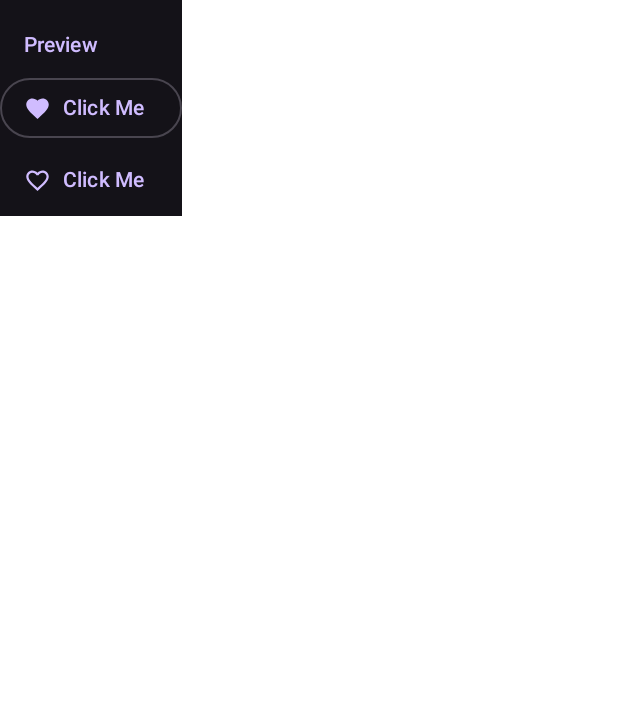
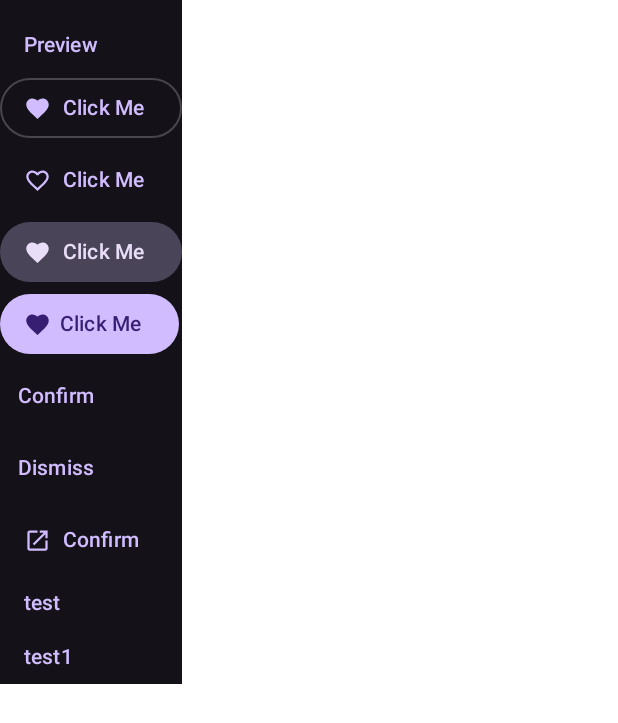
Before and after one commit to nikhilmenghani/NikGapps, an Android app built with Jetpack Compose: the @Preview function Preview, on a phone screen of 412 x 824 dp. Shown: the top 723 px of the screen. Run offline under Robolectric (Android 15) with nearby library versions, the phone set to English and light mode, and no system bars.

Commit message:
Add more buttons and update preference item preview

```diff
--- a/app/src/main/java/com/nikgapps/ui/components/Buttons.kt
+++ b/app/src/main/java/com/nikgapps/ui/components/Buttons.kt
@@ -1,25 +1,29 @@
 package com.nikgapps.ui.components
 
-import androidx.compose.foundation.layout.Column
-import androidx.compose.foundation.layout.Row
-import androidx.compose.foundation.layout.Spacer
-import androidx.compose.foundation.layout.height
+import androidx.compose.foundation.BorderStroke
+import androidx.compose.foundation.ExperimentalFoundationApi
+import androidx.compose.foundation.combinedClickable
+import androidx.compose.foundation.layout.*
 import androidx.compose.runtime.Composable
 import androidx.compose.ui.Modifier
 import androidx.compose.ui.graphics.Color
 import androidx.compose.ui.graphics.vector.ImageVector
-import androidx.compose.foundation.layout.size
-import androidx.compose.foundation.layout.padding
 import androidx.compose.material.icons.Icons
+import androidx.compose.material.icons.automirrored.outlined.OpenInNew
 import androidx.compose.material.icons.filled.Favorite
 import androidx.compose.material.icons.filled.FavoriteBorder
-import androidx.compose.material.icons.outlined.Update
-import androidx.compose.material.icons.outlined.Upload
+import androidx.compose.material.icons.outlined.OpenInNew
 import androidx.compose.material3.*
+import androidx.compose.runtime.CompositionLocalProvider
 import androidx.compose.ui.Alignment
+import androidx.compose.ui.draw.clip
+import androidx.compose.ui.graphics.Shape
+import androidx.compose.ui.platform.LocalUriHandler
+import androidx.compose.ui.res.stringResource
 import androidx.compose.ui.tooling.preview.Preview
 import androidx.compose.ui.unit.dp
 import com.nikgapps.ui.theme.NikGappsThemePreview
+import com.nikgapps.R
 
 @Composable
 fun OutlinedButtonWithIcon(
@@ -79,6 +83,137 @@ fun TextButtonWithIcon(
 }
 
 @Composable
+fun FilledTonalButtonWithIcon(
+    modifier: Modifier = Modifier,
+    onClick: () -> Unit,
+    icon: ImageVector,
+    text: String,
+    colors: ButtonColors = ButtonDefaults.filledTonalButtonColors(),
+) {
+    FilledTonalButton(
+        modifier = modifier,
+        onClick = onClick,
+        contentPadding = ButtonDefaults.ButtonWithIconContentPadding,
+        colors = colors
+    )
+    {
+        Icon(
+            modifier = Modifier.size(18.dp),
+            imageVector = icon,
+            contentDescription = null
+        )
+        Text(
+            modifier = Modifier.padding(start = 8.dp),
+            text = text
+        )
+    }
+}
+
+@Composable
+fun FilledButtonWithIcon(
+    modifier: Modifier = Modifier,
+    icon: ImageVector,
+    text: String,
+    enabled: Boolean = true,
+    onClick: () -> Unit,
+) {
+    Button(
+        modifier = modifier,
+        onClick = onClick,
+        contentPadding = ButtonDefaults.ButtonWithIconContentPadding,
+        enabled = enabled
+    )
+    {
+        Icon(
+            modifier = Modifier.size(18.dp),
+            imageVector = icon,
+            contentDescription = null
+        )
+        Text(
+            modifier = Modifier.padding(start = 6.dp),
+            text = text
+        )
+    }
+}
+
+@Composable
+fun ConfirmButton(
+    text: String = stringResource(R.string.confirm),
+    enabled: Boolean = true,
+    onClick: () -> Unit
+) {
+    TextButton(onClick = onClick, enabled = enabled) {
+        Text(text)
+    }
+}
+
+@Composable
+fun DismissButton(text: String = stringResource(R.string.dismiss), onClick: () -> Unit) {
+    TextButton(onClick = onClick) {
+        Text(text)
+    }
+}
+
+@Composable
+fun LinkButton(
+    modifier: Modifier = Modifier,
+    text: String = stringResource(R.string.confirm),
+    icon: ImageVector = Icons.AutoMirrored.Outlined.OpenInNew,
+    link: String = "Test"
+) {
+    val uriHandler = LocalUriHandler.current
+    TextButtonWithIcon(
+        modifier = modifier,
+        onClick = { uriHandler.openUri(link) },
+        icon = icon,
+        text = text
+    )
+}
+
+@OptIn(ExperimentalFoundationApi::class)
+@Composable
+fun LongTapTextButton(
+    onClick: () -> Unit,
+    onClickLabel: String,
+    onLongClick: () -> Unit,
+    onLongClickLabel: String,
+    modifier: Modifier = Modifier,
+    shape: Shape = ButtonDefaults.shape,
+    border: BorderStroke? = null,
+    contentPadding: PaddingValues = ButtonDefaults.ButtonWithIconContentPadding,
+    content: @Composable RowScope.() -> Unit
+) {
+    val contentColor = MaterialTheme.colorScheme.primary
+    Row(
+        modifier = modifier
+            .clip(shape)
+            .combinedClickable(
+                onClick = onClick,
+                onClickLabel = onClickLabel,
+                onLongClick = onLongClick,
+                onLongClickLabel = onLongClickLabel
+            ),
+    ) {
+        CompositionLocalProvider(LocalContentColor provides contentColor) {
+            ProvideTextStyle(value = MaterialTheme.typography.labelLarge) {
+                Row(
+                    Modifier
+                        .defaultMinSize(
+                            minWidth = ButtonDefaults.MinWidth,
+                            minHeight = ButtonDefaults.MinHeight
+                        )
+                        .padding(contentPadding),
+                    horizontalArrangement = Arrangement.Center,
+                    verticalAlignment = Alignment.CenterVertically,
+                    content = content
+                )
+            }
+        }
+    }
+}
+
+
+@Composable
 @Preview
 fun Preview() {
     NikGappsThemePreview() {
@@ -90,12 +225,39 @@ fun Preview() {
                     icon = Icons.Default.Favorite,
                     text = "Click Me"
                 )
-//                Spacer(modifier = Modifier.height(8.dp))
                 TextButtonWithIcon(
                     onClick = { /* Do something */ },
                     icon = Icons.Default.FavoriteBorder,
                     text = "Click Me"
                 )
+                FilledTonalButtonWithIcon(
+                    onClick = {},
+                    icon = Icons.Default.Favorite,
+                    text = "Click Me"
+                )
+                FilledButtonWithIcon(
+                    onClick = {},
+                    icon = Icons.Default.Favorite,
+                    text = "Click Me"
+                )
+                ConfirmButton(
+                    onClick = {}
+                )
+                DismissButton(){}
+                LinkButton()
+                LongTapTextButton(
+                    onClick = {},
+                    onClickLabel = "OnClickLabel",
+                    onLongClick = {},
+                    onLongClickLabel = "onLongClickLabel",
+                    content = {
+                        Column {
+                            Text(text = "test")
+                            Spacer(modifier = Modifier.height(16.dp))
+                            Text(text = "test1")
+                        }
+                    }
+                )
             }
         }
     }
--- a/app/src/main/java/com/nikgapps/ui/components/PreferenceItems.kt
+++ b/app/src/main/java/com/nikgapps/ui/components/PreferenceItems.kt
@@ -5,6 +5,7 @@ import androidx.compose.foundation.combinedClickable
 import androidx.compose.foundation.layout.*
 import androidx.compose.material.icons.Icons
 import androidx.compose.material.icons.outlined.Update
+import androidx.compose.material.icons.outlined.Upload
 import androidx.compose.material3.*
 import androidx.compose.runtime.Composable
 import androidx.compose.ui.Alignment
@@ -231,16 +232,16 @@ fun PreferenceItemPreview() {
         Surface {
             Column {
                 PreferenceSubtitle(text = "Preview")
-                PreferenceItem(title = "title", description = "description")
+                PreferenceItem(title = "title1", description = "description2")
                 PreferenceItem(
-                    title = "title",
-                    description = "description1",
+                    title = "title3",
+                    description = "description4",
                     icon = Icons.Outlined.Update
                 )
                 PreferenceItemVariant(
-                    title = "title",
-                    description = "description",
-                    icon = Icons.Outlined.Update
+                    title = "title5",
+                    description = "description6",
+                    icon = Icons.Outlined.Upload
                 )
             }
         }
--- a/app/src/main/res/values/strings.xml
+++ b/app/src/main/res/values/strings.xml
@@ -4,4 +4,6 @@
     <string name="clear">Clear</string>
     <string name="back">Back</string>
     <string name="add">Add</string>
+    <string name="confirm">Confirm</string>
+    <string name="dismiss">Dismiss</string>
 </resources>
```
